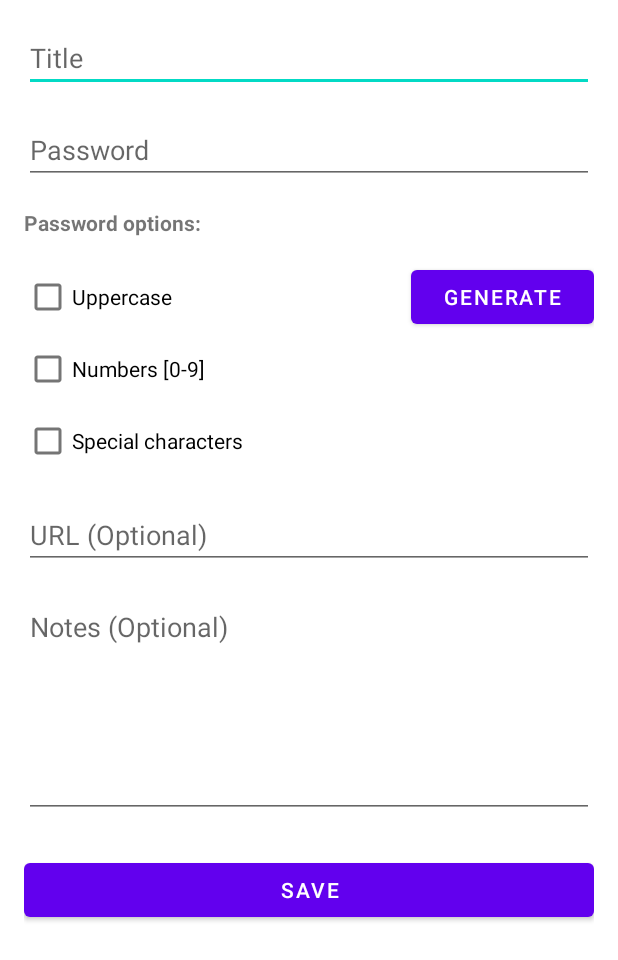
After one commit to VctPerez/PassLocker, an Android app: the layout activity_create_password.xml on its own in the app's theme, with its tools: preview values and no code run, on a phone screen of 412 x 824 dp. The commit adds this screen. Shown: the top 960 px of the screen. Run offline under Robolectric (Android 15) with nearby library versions, the phone set to English and light mode, and no system bars.

Commit message:
Create password form + menu ui

```diff
--- /dev/null
+++ b/app/src/main/res/layout/activity_create_password.xml
@@ -0,0 +1,105 @@
+<?xml version="1.0" encoding="utf-8"?><?xml version="1.0" encoding="utf-8"?>
+<ScrollView xmlns:android="http://schemas.android.com/apk/res/android"
+    android:layout_width="match_parent"
+    android:layout_height="match_parent">
+
+    <LinearLayout
+        android:layout_width="match_parent"
+        android:layout_height="wrap_content"
+        android:orientation="vertical"
+        android:padding="16dp">
+
+        <!-- Campo de entrada para el Título -->
+        <EditText
+            android:id="@+id/editTextTitle"
+            android:layout_width="match_parent"
+            android:layout_height="wrap_content"
+            android:hint="@string/titleInput"
+            android:inputType="text" />
+
+        <!-- Campo de entrada para la Contraseña -->
+
+        <EditText
+            android:id="@+id/editTextPassword"
+            android:layout_width="match_parent"
+            android:layout_height="wrap_content"
+            android:layout_marginTop="16dp"
+            android:hint="@string/passswordInput"
+            android:inputType="textPassword" />
+
+        <TextView
+            android:layout_width="match_parent"
+            android:layout_height="wrap_content"
+            android:layout_marginTop="16dp"
+            android:text="@string/passwordOptions"
+            android:textStyle="bold" />
+
+        <LinearLayout
+            android:layout_width="match_parent"
+            android:layout_height="wrap_content"
+            android:layout_marginTop="16dp"
+            android:orientation="horizontal">
+
+            <LinearLayout
+                android:layout_width="0dp"
+                android:layout_height="wrap_content"
+                android:layout_weight="1"
+                android:orientation="vertical">
+
+                <CheckBox
+                    android:id="@+id/checkBoxOption1"
+                    android:layout_width="wrap_content"
+                    android:layout_height="wrap_content"
+                    android:text="@string/uppercaseOption" />
+
+                <CheckBox
+                    android:id="@+id/checkBoxOption2"
+                    android:layout_width="wrap_content"
+                    android:layout_height="wrap_content"
+                    android:text="@string/numbersOption" />
+
+                <CheckBox
+                    android:id="@+id/checkBoxOption3"
+                    android:layout_width="wrap_content"
+                    android:layout_height="wrap_content"
+                    android:text="@string/specialCharOption" />
+            </LinearLayout>
+
+            <!-- Botón al lado de los CheckBoxes -->
+            <Button
+                android:id="@+id/generateButton"
+                android:layout_width="122dp"
+                android:layout_height="wrap_content"
+                android:layout_marginStart="16dp"
+                android:text="@string/generateButton" />
+        </LinearLayout>
+
+        <!-- Campo de entrada opcional para la URL -->
+        <EditText
+            android:id="@+id/editTextURL"
+            android:layout_width="match_parent"
+            android:layout_height="wrap_content"
+            android:layout_marginTop="16dp"
+            android:hint="@string/urlInput"
+            android:inputType="textUri" />
+
+        <!-- Campo de entrada grande opcional para Notas -->
+        <EditText
+            android:id="@+id/editTextNotes"
+            android:layout_width="match_parent"
+            android:layout_height="150dp"
+            android:layout_marginTop="16dp"
+            android:gravity="top"
+            android:hint="@string/notesInput"
+            android:inputType="textMultiLine" />
+
+        <!-- Botón de Guardar -->
+        <Button
+            android:id="@+id/buttonSave"
+            android:layout_width="match_parent"
+            android:layout_height="wrap_content"
+            android:layout_marginTop="24dp"
+            android:text="@string/saveButton" />
+
+    </LinearLayout>
+</ScrollView>
--- a/app/src/main/res/values-night/themes.xml
+++ b/app/src/main/res/values-night/themes.xml
@@ -13,4 +13,9 @@
         <item name="android:statusBarColor">?attr/colorPrimaryVariant</item>
         <!-- Customize your theme here. -->
     </style>
+  <!-- Base application theme. -->
+    <style name="Base.Theme.PassLocker" parent="Theme.Material3.DayNight.NoActionBar">
+        <!-- Customize your dark theme here. -->
+        <!-- <item name="colorPrimary">@color/my_dark_primary</item> -->
+    </style>
 </resources>
--- a/app/src/main/res/values/dimens.xml
+++ b/app/src/main/res/values/dimens.xml
@@ -2,4 +2,5 @@
     <!-- Default screen margins, per the Android Design guidelines. -->
     <dimen name="activity_horizontal_margin">16dp</dimen>
     <dimen name="activity_vertical_margin">16dp</dimen>
+    <dimen name="fab_margin">16dp</dimen>
 </resources>
--- a/app/src/main/res/values/strings.xml
+++ b/app/src/main/res/values/strings.xml
@@ -3,8 +3,20 @@
     <string name="auth_keys">Authentication Keys</string>
     <string name="passwords">Passwords</string>
     <string name="language">Language</string>
+    <string name="uppercaseOption">Uppercase</string>
     <string-array name="translation_options">
         <item>Spanish</item>
         <item>English</item>
     </string-array>
+    <string name="specialCharOption">Special characters</string>
+    <string name="numbersOption">Numbers [0-9]</string>
+    <string name="passwordOptions">Password options:</string>
+    <string name="generateButton">Generate</string>
+    <string name="titleInput">Title</string>
+    <string name="passswordInput">Password</string>
+    <string name="notesInput">Notes (Optional)</string>
+    <string name="urlInput">URL (Optional)</string>
+    <string name="saveButton">Save</string>
+    <string name="gotoCreateButton">Create Password</string>
+    <string name="gotoListButton">Show Passwords</string>
 </resources>
--- a/app/src/main/res/values/themes.xml
+++ b/app/src/main/res/values/themes.xml
@@ -13,4 +13,9 @@
         <item name="android:statusBarColor">?attr/colorPrimaryVariant</item>
         <!-- Customize your theme here. -->
     </style>
+  <!-- Base application theme. -->
+    <style name="Base.Theme.PassLocker" parent="Theme.Material3.DayNight.NoActionBar">
+        <!-- Customize your light theme here. -->
+        <!-- <item name="colorPrimary">@color/my_light_primary</item> -->
+    </style>
 </resources>
```
Also changed, not shown: app/src/main/AndroidManifest.xml (+7 -3 lines), app/src/main/java/es/uma/passlocker/CreatePasswordActivity.java (added, +37 -0 lines), app/src/main/java/es/uma/passlocker/MenuActivity.java (added, +34 -0 lines), app/src/main/res/layout/activity_menu.xml (added, +25 -0 lines), 1 other file.
